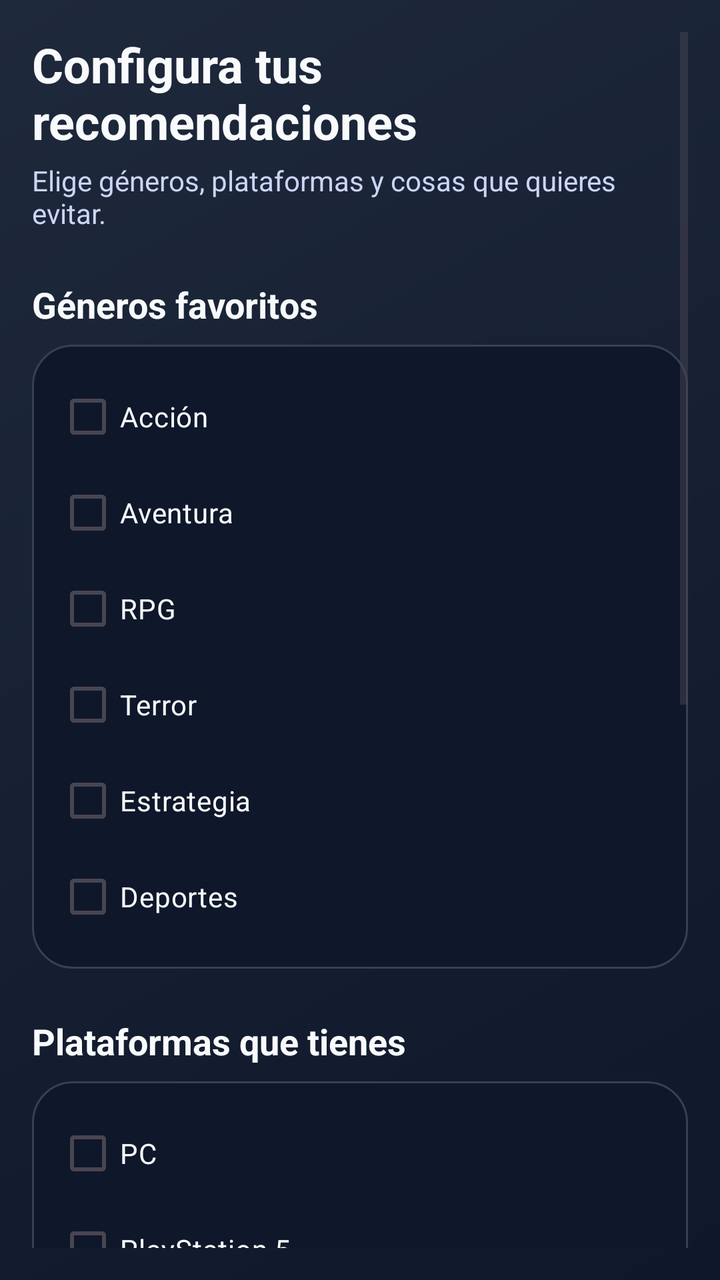
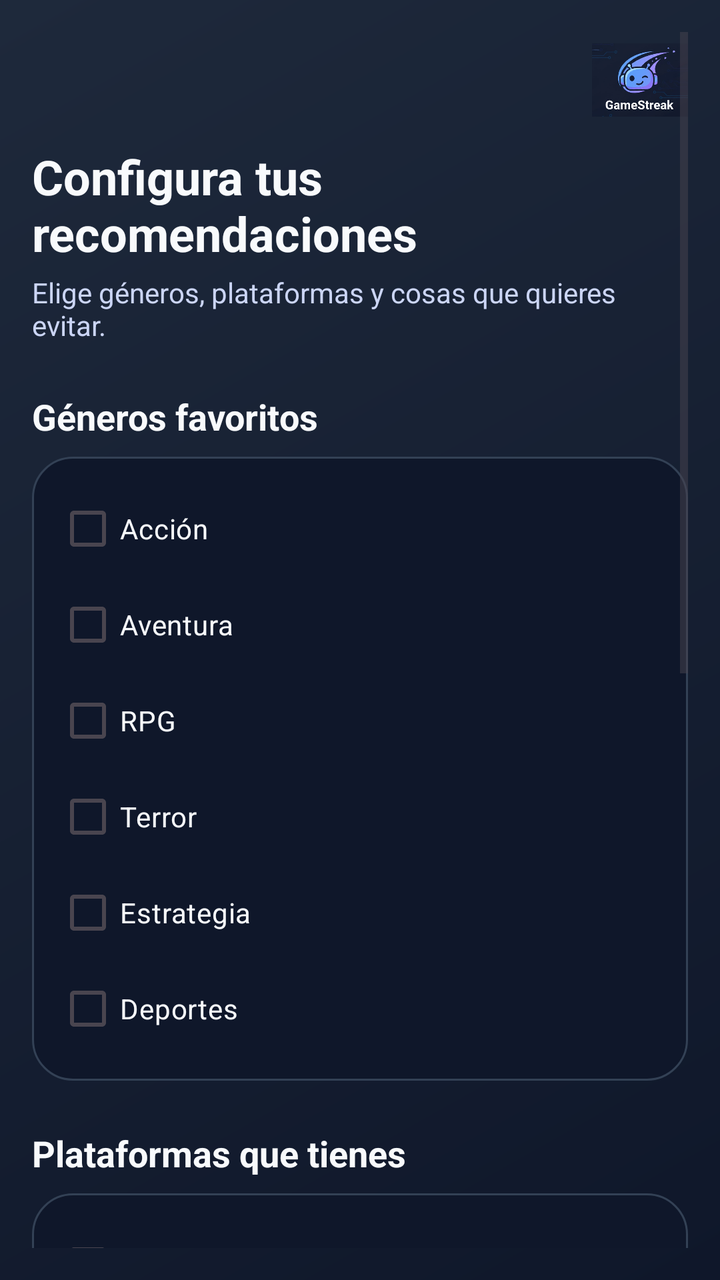

Compare the two renders of this Android layout. The source of the first and the diff that turns it into the second are given below.
<!-- AndroidManifest.xml: application theme Theme.MovieMatch -->
<!-- res/layout/fragment_onboarding.xml -->
<?xml version="1.0" encoding="utf-8"?>
<ScrollView xmlns:android="http://schemas.android.com/apk/res/android"
    xmlns:app="http://schemas.android.com/apk/res-auto"
    xmlns:tools="http://schemas.android.com/tools"
    android:id="@+id/scrollOnboarding"
    android:layout_width="match_parent"
    android:layout_height="match_parent"
    android:background="@drawable/bg_app_gradient"
    android:padding="16dp"
    tools:context=".ui.onboarding.OnboardingFragment">

    <LinearLayout
        android:layout_width="match_parent"
        android:layout_height="wrap_content"
        android:orientation="vertical">

        
        <TextView
            android:id="@+id/txtWelcomeTitle"
            android:layout_width="wrap_content"
            android:layout_height="wrap_content"
            android:text="@string/onboarding_title"
            android:textColor="@color/text_primary"
            android:textSize="24sp"
            android:textStyle="bold"
            android:layout_marginBottom="4dp" />

        <TextView
            android:id="@+id/txtWelcomeSubtitle"
            android:layout_width="wrap_content"
            android:layout_height="wrap_content"
            android:text="@string/onboarding_subtitle"
            android:textColor="@color/text_secondary"
            android:textSize="14sp"
            android:layout_marginBottom="24dp" />

        
        <TextView
            android:layout_width="wrap_content"
            android:layout_height="wrap_content"
            android:text="@string/onboarding_genres_label"
            android:textColor="@color/text_primary"
            android:textSize="18sp"
            android:textStyle="bold"
            android:layout_marginBottom="8dp" />

        <LinearLayout
            android:id="@+id/layoutGenres"
            android:layout_width="match_parent"
            android:layout_height="wrap_content"
            android:orientation="vertical"
            android:background="@drawable/bg_section_card"
            android:padding="12dp">

            <androidx.appcompat.widget.AppCompatCheckBox
                android:id="@+id/checkAccion"
                android:layout_width="wrap_content"
                android:layout_height="wrap_content"
                android:text="@string/genre_action"
                android:textColor="@color/text_primary"
                android:buttonTint="@color/accent_cyan" />

            <androidx.appcompat.widget.AppCompatCheckBox
                android:id="@+id/checkComedia"
                android:layout_width="wrap_content"
                android:layout_height="wrap_content"
                android:text="@string/genre_comedy"
                android:textColor="@color/text_primary"
                android:buttonTint="@color/accent_cyan" />

            <androidx.appcompat.widget.AppCompatCheckBox
                android:id="@+id/checkDrama"
                android:layout_width="wrap_content"
                android:layout_height="wrap_content"
                android:text="@string/genre_drama"
                android:textColor="@color/text_primary"
                android:buttonTint="@color/accent_cyan" />

            <androidx.appcompat.widget.AppCompatCheckBox
                android:id="@+id/checkTerror"
                android:layout_width="wrap_content"
                android:layout_height="wrap_content"
                android:text="@string/genre_horror"
                android:textColor="@color/text_primary"
                android:buttonTint="@color/accent_cyan" />

            <androidx.appcompat.widget.AppCompatCheckBox
                android:id="@+id/checkScifi"
                android:layout_width="wrap_content"
                android:layout_height="wrap_content"
                android:text="@string/genre_scifi"
                android:textColor="@color/text_primary"
                android:buttonTint="@color/accent_cyan" />

            <androidx.appcompat.widget.AppCompatCheckBox
                android:id="@+id/checkRomance"
                android:layout_width="wrap_content"
                android:layout_height="wrap_content"
                android:text="@string/genre_romance"
                android:textColor="@color/text_primary"
                android:buttonTint="@color/accent_cyan" />
        </LinearLayout>

        
        <TextView
            android:layout_width="wrap_content"
            android:layout_height="wrap_content"
            android:text="@string/onboarding_platforms_label"
            android:textColor="@color/text_primary"
            android:textSize="18sp"
            android:textStyle="bold"
            android:layout_marginTop="24dp"
            android:layout_marginBottom="8dp" />

        <LinearLayout
            android:id="@+id/layoutPlatforms"
            android:layout_width="match_parent"
            android:layout_height="wrap_content"
            android:orientation="vertical"
            android:background="@drawable/bg_section_card"
            android:padding="12dp">

            <androidx.appcompat.widget.AppCompatCheckBox
                android:id="@+id/checkPc"
                android:layout_width="wrap_content"
                android:layout_height="wrap_content"
                android:text="@string/platform_netflix"
                android:textColor="@color/text_primary"
                android:buttonTint="@color/accent_cyan" />

            <androidx.appcompat.widget.AppCompatCheckBox
                android:id="@+id/checkPlay"
                android:layout_width="wrap_content"
                android:layout_height="wrap_content"
                android:text="@string/platform_prime"
                android:textColor="@color/text_primary"
                android:buttonTint="@color/accent_cyan" />

            <androidx.appcompat.widget.AppCompatCheckBox
                android:id="@+id/checkXbox"
                android:layout_width="wrap_content"
                android:layout_height="wrap_content"
                android:text="@string/platform_disney"
                android:textColor="@color/text_primary"
                android:buttonTint="@color/accent_cyan" />

            <androidx.appcompat.widget.AppCompatCheckBox
                android:id="@+id/checkSwitch"
                android:layout_width="wrap_content"
                android:layout_height="wrap_content"
                android:text="@string/platform_hbo"
                android:textColor="@color/text_primary"
                android:buttonTint="@color/accent_cyan" />

            <androidx.appcompat.widget.AppCompatCheckBox
                android:id="@+id/checkMobile"
                android:layout_width="wrap_content"
                android:layout_height="wrap_content"
                android:text="@string/platform_apple"
                android:textColor="@color/text_primary"
                android:buttonTint="@color/accent_cyan" />
        </LinearLayout>

        
        <TextView
            android:layout_width="wrap_content"
            android:layout_height="wrap_content"
            android:text="@string/onboarding_avoid_label"
            android:textColor="@color/text_primary"
            android:textSize="18sp"
            android:textStyle="bold"
            android:layout_marginTop="24dp"
            android:layout_marginBottom="8dp" />

        <LinearLayout
            android:id="@+id/layoutAvoid"
            android:layout_width="match_parent"
            android:layout_height="wrap_content"
            android:orientation="vertical"
            android:background="@drawable/bg_section_card"
            android:padding="12dp">

            <androidx.appcompat.widget.AppCompatCheckBox
                android:id="@+id/checkMicro"
                android:layout_width="wrap_content"
                android:layout_height="wrap_content"
                android:text="@string/avoid_violence"
                android:textColor="@color/text_primary"
                android:buttonTint="@color/accent_cyan" />

            <androidx.appcompat.widget.AppCompatCheckBox
                android:id="@+id/checkGrindeo"
                android:layout_width="wrap_content"
                android:layout_height="wrap_content"
                android:text="@string/avoid_gore"
                android:textColor="@color/text_primary"
                android:buttonTint="@color/accent_cyan" />

            <androidx.appcompat.widget.AppCompatCheckBox
                android:id="@+id/checkLargos"
                android:layout_width="wrap_content"
                android:layout_height="wrap_content"
                android:text="@string/avoid_slow_movies"
                android:textColor="@color/text_primary"
                android:buttonTint="@color/accent_cyan" />

            <androidx.appcompat.widget.AppCompatCheckBox
                android:id="@+id/checkDificultad"
                android:layout_width="wrap_content"
                android:layout_height="wrap_content"
                android:text="@string/avoid_sad_endings"
                android:textColor="@color/text_primary"
                android:buttonTint="@color/accent_cyan" />
        </LinearLayout>

        
        <LinearLayout
            android:layout_width="match_parent"
            android:layout_height="wrap_content"
            android:orientation="horizontal"
            android:gravity="end"
            android:layout_marginTop="32dp">

            <com.google.android.material.button.MaterialButton
                android:id="@+id/btnSkipOnboarding"
                style="@style/Widget.MaterialComponents.Button.TextButton"
                android:layout_width="wrap_content"
                android:layout_height="wrap_content"
                android:text="@string/onboarding_skip" />

            <com.google.android.material.button.MaterialButton
                android:id="@+id/btnFinishOnboarding"
                style="@style/AppButton.Primary"
                android:layout_width="wrap_content"
                android:layout_height="wrap_content"
                android:text="@string/onboarding_continue"
                android:textAllCaps="false"
                android:layout_marginStart="8dp" />

        </LinearLayout>

    </LinearLayout>

</ScrollView>
<!-- resources referenced by this layout -->
<resources>
  <color name="accent_cyan">#60A5FA</color>
  <color name="text_primary">#F8FAFC</color>
  <color name="text_secondary">#CBD5F5</color>
  <!-- drawable bg_app_gradient (drawable) -->
  <shape xmlns:android="http://schemas.android.com/apk/res/android"
      android:shape="rectangle">
      <gradient
          android:type="linear"
          android:startColor="@color/bg_main_start"
          android:endColor="@color/bg_main_end"
          android:angle="135" />
  </shape>
  <!-- drawable bg_section_card (drawable) -->
  <shape xmlns:android="http://schemas.android.com/apk/res/android"
      android:shape="rectangle">
      <solid android:color="@color/bg_main_start" />
      <stroke
          android:width="1dp"
          android:color="@color/chip_border" />
      <corners android:radius="20dp" />
  </shape>
  <string name="avoid_gore">Grindeo pesado</string>
  <string name="avoid_sad_endings">Dificultad alta</string>
  <string name="avoid_slow_movies">Muy largos</string>
  <string name="avoid_violence">Microtransacciones</string>
  <string name="genre_action">Acción</string>
  <string name="genre_comedy">Aventura</string>
  <string name="genre_drama">RPG</string>
  <string name="genre_horror">Terror</string>
  <string name="genre_romance">Deportes</string>
  <string name="genre_scifi">Estrategia</string>
  <string name="onboarding_avoid_label">¿Algo que quieras evitar?</string>
  <string name="onboarding_continue">Continuar</string>
  <string name="onboarding_genres_label">Géneros favoritos</string>
  <string name="onboarding_platforms_label">Plataformas que tienes</string>
  <string name="onboarding_skip">Saltar</string>
  <string name="onboarding_subtitle">Elige géneros, plataformas y cosas que quieres evitar.</string>
  <string name="onboarding_title">Configura tus recomendaciones</string>
  <string name="platform_apple">Mobile</string>
  <string name="platform_disney">Xbox Series</string>
  <string name="platform_hbo">Nintendo Switch</string>
  <string name="platform_netflix">PC</string>
  <string name="platform_prime">PlayStation 5</string>
  <style name="AppButton.Primary" parent="Widget.MaterialComponents.Button">
          <item name="android:background">@drawable/bg_button_primary_gradient</item>
          <item name="backgroundTint">@null</item>
          <item name="android:textColor">@color/text_on_accent</item>
          <item name="android:insetLeft">0dp</item>
          <item name="android:insetRight">0dp</item>
          <item name="android:insetTop">0dp</item>
          <item name="android:insetBottom">0dp</item>
          
      </style>
  <style name="Theme.MovieMatch" parent="Base.Theme.MovieMatch" />
  <color name="bg_main_start">#0F172A</color>
  <color name="bg_main_end">#1E293B</color>
  <color name="chip_border">#334155</color>
  <!-- drawable bg_button_primary_gradient (drawable) -->
  <shape xmlns:android="http://schemas.android.com/apk/res/android"
      android:shape="rectangle">
      <gradient
          android:startColor="@color/accent_cyan"
          android:endColor="@color/accent_purple"
          android:angle="0" />
      <corners android:radius="24dp" />
  </shape>
  <color name="text_on_accent">#0B1120</color>
  <style name="Base.Theme.MovieMatch" parent="Theme.Material3.DayNight.NoActionBar">
          
          
      </style>
  <color name="accent_purple">#A78BFA</color>
</resources>

<!-- the commit's change to res/layout/fragment_onboarding.xml (unified diff, before → after) -->
@@ -14,6 +14,15 @@
         android:layout_height="wrap_content"
         android:orientation="vertical">
 
+        <ImageView
+            android:id="@+id/imgOnboardingLogo"
+            android:layout_width="48dp"
+            android:layout_height="48dp"
+            android:layout_gravity="end"
+            android:layout_marginBottom="8dp"
+            android:contentDescription="@string/app_name"
+            android:src="@drawable/loguito" />
+
         
         <TextView
             android:id="@+id/txtWelcomeTitle"
<!-- resource entries referenced after the edit -->
@@ -21,6 +21,8 @@
           android:color="@color/chip_border" />
       <corners android:radius="20dp" />
   </shape>
+  <!-- drawable loguito: png bitmap (drawable, 102137 bytes) -->
+  <string name="app_name">GameStreak</string>
   <string name="avoid_gore">Grindeo pesado</string>
   <string name="avoid_sad_endings">Dificultad alta</string>
   <string name="avoid_slow_movies">Muy largos</string>
